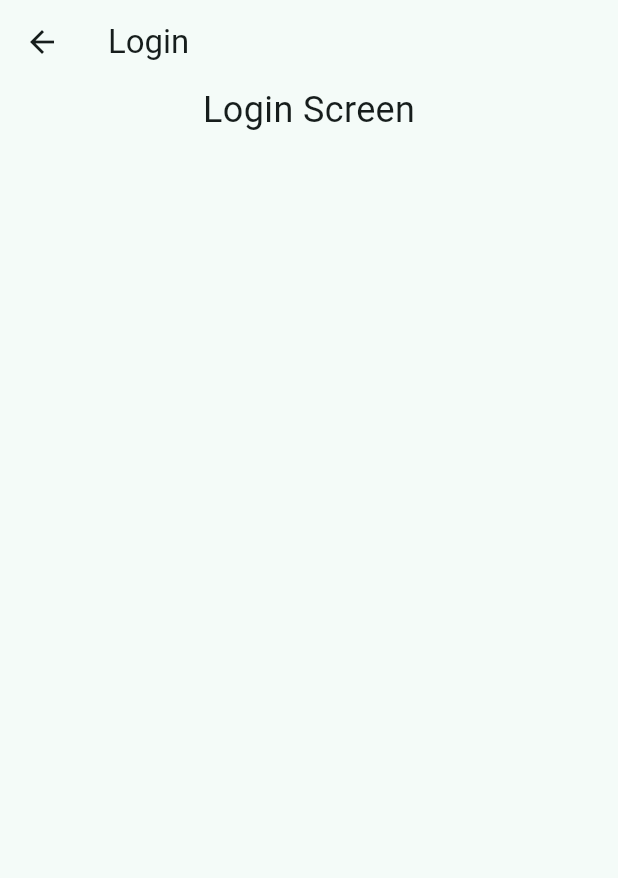
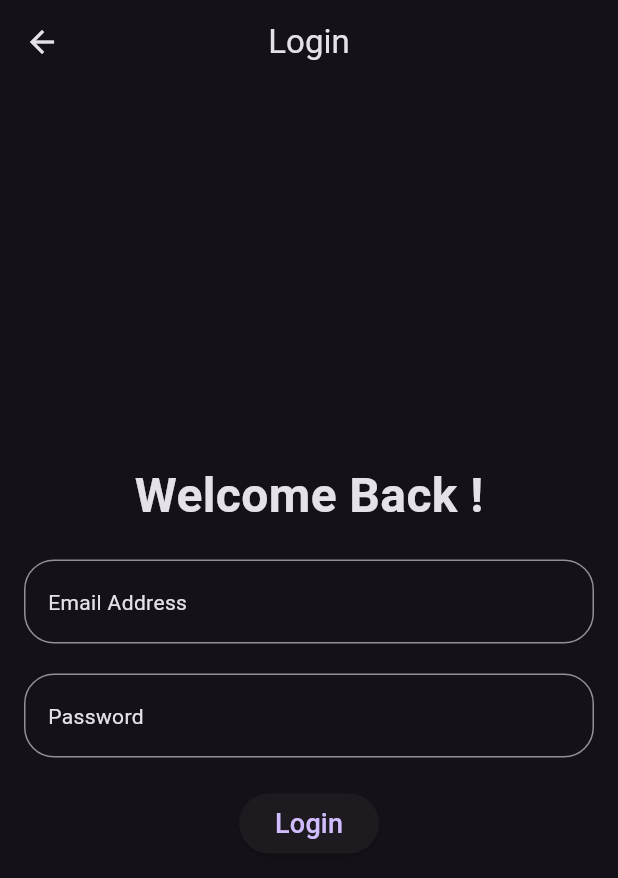
Before and after one commit to Vanaraj10/go-auth-system, a Flutter app: the screen it shows after launch, after a tap on "Already have an Account ? Login", on a phone screen of 412 x 824 dp. Shown: the top 878 px of the screen. Run offline on Flutter 3.47's test engine with Material 3 defaults, Android fonts, the light colour scheme and no system bars; our stand-ins replace lottie.

Commit message:
Refactor LoginScreen to StatefulWidget and enhance UI with input fields and error handling; update import case sensitivity and fix SignupScreen title.

```diff
--- a/go_notes_app/lib/login_screen.dart
+++ b/go_notes_app/lib/login_screen.dart
@@ -1,17 +1,81 @@
 import 'package:flutter/material.dart';
 
-class LoginScreen extends StatelessWidget {
+class LoginScreen extends StatefulWidget {
   const LoginScreen({super.key});
+
+  @override
+  State<LoginScreen> createState() => _LoginScreenState();
+}
+
+class _LoginScreenState extends State<LoginScreen> {
+  TextEditingController emailController = TextEditingController();
+  TextEditingController passwordController = TextEditingController();
+
+  String? errorMessage;
 
   @override
   Widget build(BuildContext context) {
     return Scaffold(
-      appBar: AppBar(title: Text("Login"),),
+      appBar: AppBar(centerTitle: true, title: const Text("Login")),
       body: Center(
-        child: Column(
-          children: [
-            Text("Login Screen", style: TextStyle(fontSize: 24)),
-          ],
+        child: Padding(
+          padding: EdgeInsets.all(16.0),
+          child: Column(
+            mainAxisAlignment: MainAxisAlignment.center,
+            children: [
+              Text(
+                "Welcome Back !",
+                style: TextStyle(fontSize: 32, fontWeight: FontWeight.bold),
+              ),
+              SizedBox(height: 20),
+              TextField(
+                controller: emailController,
+                decoration: InputDecoration(
+                  hint: Text("Email Address"),
+                  border: OutlineInputBorder(
+                    borderRadius: BorderRadius.all(Radius.circular(20)),
+                  ),
+                ),
+                keyboardType: TextInputType.emailAddress,
+              ),
+              SizedBox(height: 20),
+              TextField(
+                controller: passwordController,
+                decoration: InputDecoration(
+                  hint: Text("Password"),
+                  border: OutlineInputBorder(
+                    borderRadius: BorderRadius.all(Radius.circular(20)),
+                  ),
+                ),
+                obscureText: true,
+              ),
+              SizedBox(height: 20),
+              if (errorMessage != null)
+                Text(
+                  errorMessage!,
+                  style: TextStyle(color: Colors.red, fontSize: 16),
+                ),
+              ElevatedButton(
+                onPressed: () {
+                  final email = emailController.text.trim();
+                  final password = passwordController.text;
+                  if (email.isEmpty || password.isEmpty) {
+                    setState(() {
+                      errorMessage = "Please fill in all fields.";
+                    });
+                  } else {
+                    setState(() {
+                      errorMessage = null; // Clear error message
+                    });
+                  }
+                  ScaffoldMessenger.of(
+                    context,
+                  ).showSnackBar(SnackBar(content: Text("Login Pressed")));
+                },
+                child: Text("Login", style: TextStyle(fontSize: 18)),
+              ),
+            ],
+          ),
         ),
       ),
     );
--- a/go_notes_app/lib/main.dart
+++ b/go_notes_app/lib/main.dart
@@ -1,5 +1,5 @@
 import 'package:flutter/material.dart';
-import 'package:go_notes_app/Login_screen.dart';
+import 'package:go_notes_app/login_screen.dart';
 import 'package:go_notes_app/signup_screen.dart';
 import 'package:lottie/lottie.dart';
 
@@ -16,8 +16,7 @@ class MyApp extends StatelessWidget {
       debugShowCheckedModeBanner: false,
       title: "StarNotes",
       theme: ThemeData(
-        brightness: Brightness.light,
-        colorScheme: ColorScheme.fromSeed(seedColor: Colors.teal),
+        brightness: Brightness.dark,
       ),
       home: WelcomeScreen(),
     );
--- a/go_notes_app/lib/signup_screen.dart
+++ b/go_notes_app/lib/signup_screen.dart
@@ -10,7 +10,7 @@ class SignupScreen extends StatelessWidget {
       body: Center(
         child: Column(
           children: [
-            Text("Login Screen", style: TextStyle(fontSize: 24)),
+            Text("Signup Screen", style: TextStyle(fontSize: 24)),
           ],
         ),
       ),
```
